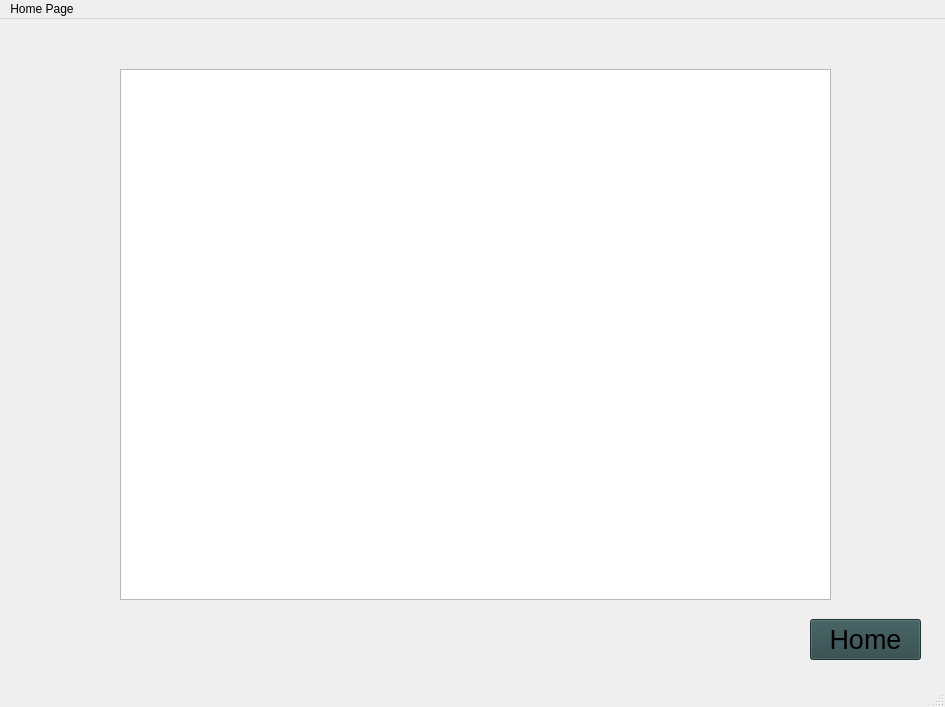
Above: mind_your_money/Mind_Your_Money/mainwindow.ui from pukaradhikari1/EndSemProject-1 before the change. Below: the same form after it.
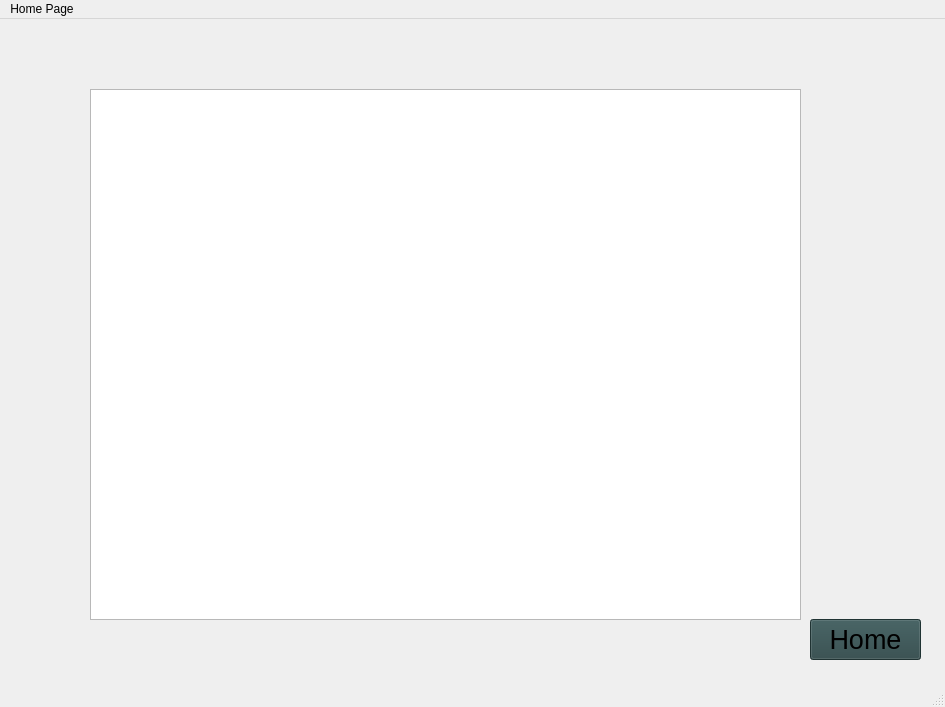
That is the form after the change. The open tabs and pages were chosen to show the change.

Diff of the .ui file:
```diff
--- a/mind_your_money/Mind_Your_Money/mainwindow.ui
+++ b/mind_your_money/Mind_Your_Money/mainwindow.ui
@@ -1953,8 +1953,8 @@
      <widget class="QTableView" name="tableView">
       <property name="geometry">
        <rect>
-        <x>120</x>
-        <y>50</y>
+        <x>90</x>
+        <y>70</y>
         <width>711</width>
         <height>531</height>
        </rect>
@@ -1988,12 +1988,18 @@
      <widget class="QLabel" name="labelHeader">
       <property name="geometry">
        <rect>
-        <x>260</x>
+        <x>80</x>
         <y>20</y>
-        <width>471</width>
-        <height>20</height>
+        <width>731</width>
+        <height>41</height>
        </rect>
       </property>
+      <property name="font">
+       <font>
+        <pointsize>30</pointsize>
+        <bold>true</bold>
+       </font>
+      </property>
       <property name="text">
        <string/>
       </property>
```
Left out of the diff: 2 changed lines with no effect on the pictures.
